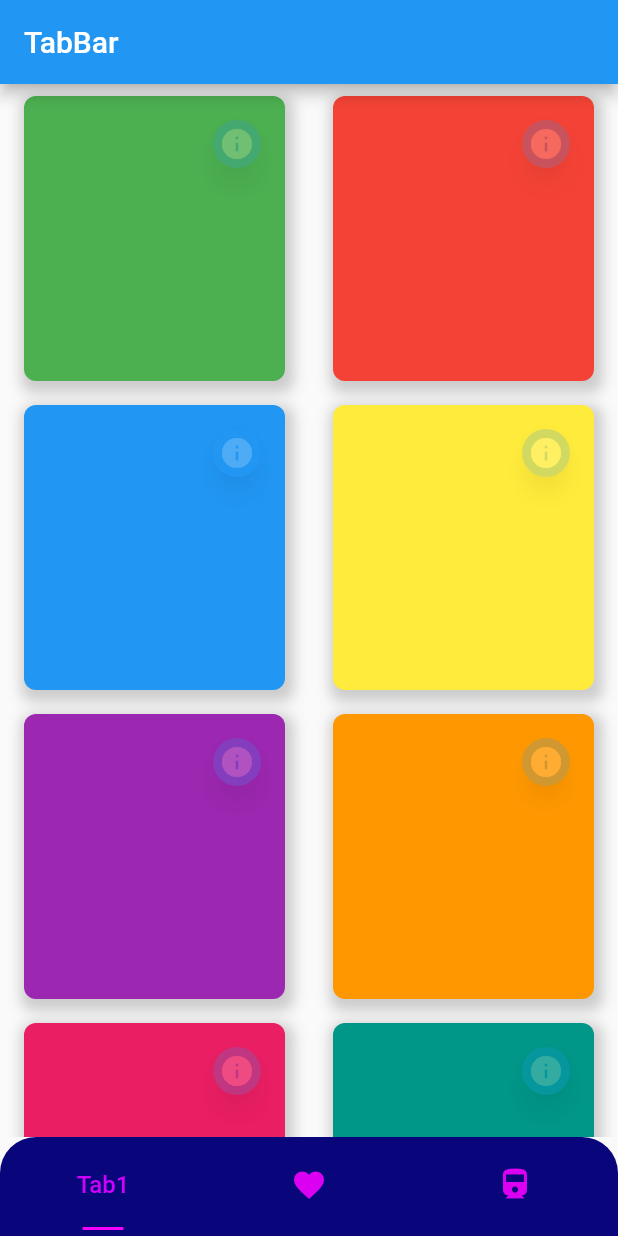
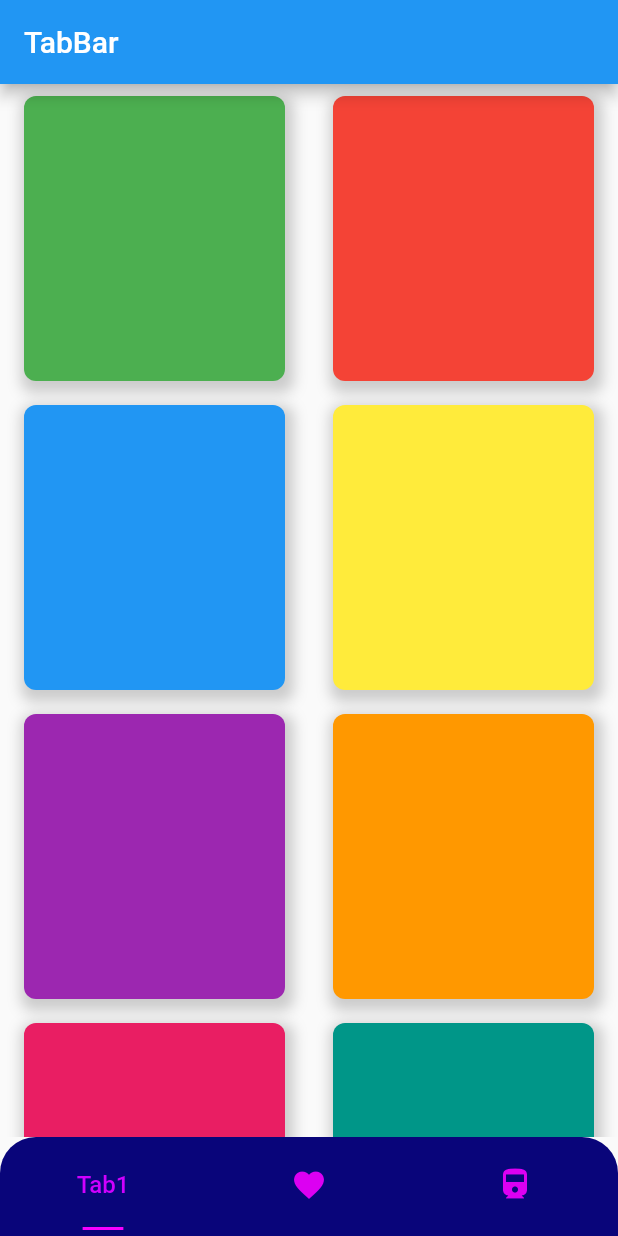
Before and after one commit to rayandu924/SimpLife, a Flutter app: the screen it shows after launch, on a phone screen of 412 x 824 dp. Run offline on Flutter 3.47's test engine with Material 2 defaults, Android fonts, the phone set to English and light mode, and no system bars; our stand-ins replace percent_indicator.

Commit message:
Update gf_list_tile.dart

```diff
--- a/lib/components/list_tile/gf_list_tile.dart
+++ b/lib/components/list_tile/gf_list_tile.dart
@@ -65,27 +65,7 @@ class GFListTile extends StatelessWidget {
           ),
           child: Stack(
             children: [
-              // Action button
-              Positioned(
-                top: 8, // Adjust the position as needed
-                right: 8, // Adjust the position as needed
-                child: Opacity(
-                  opacity: 0.2,
-                  child: SizedBox(
-                    width: 32,
-                    height: 32,
-                    child: FloatingActionButton(
-                      onPressed: () {
-                        // Handle the action button tap event here
-                      },
-                      backgroundColor: Colors.blue,
-                      child: Icon(Icons.info),
-                    ),
-                  ),
-                ),
-              ),
-
-              // Presentation widget
+              actionButton ?? Container(),
               Center(
                 child: presentation ?? Container(),
               ),
```
